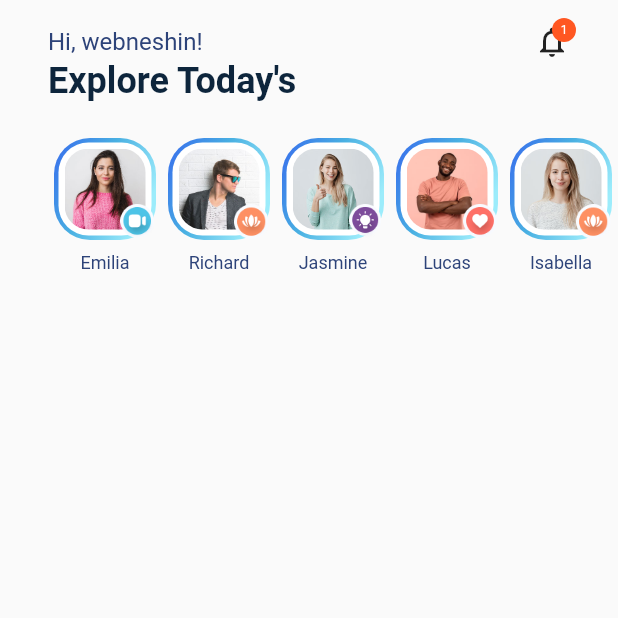
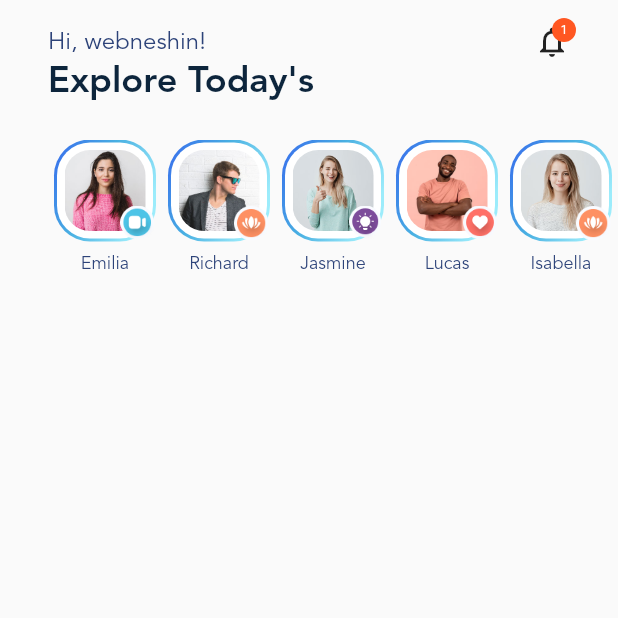
Before and after one commit to webneshin/flutter_learning_blogclub, a Flutter app: the screen it shows after launch, on a phone screen of 412 x 824 dp, the top half of it. Run offline on Flutter 3.47's test engine with Material 2 defaults, Android fonts, the phone set to English and light mode, and no system bars.

Commit message:
fix stories list border size

```diff
--- a/lib/main.dart
+++ b/lib/main.dart
@@ -77,7 +77,28 @@ class HomeScreen extends StatelessWidget {
                   style: theme.textTheme.headlineSmall,
                 ),
               ),
-              SizedBox(
+              _StoryList(stories: stories, theme: theme)
+            ],
+          ),
+        ),
+      ),
+    );
+  }
+}
+
+class _StoryList extends StatelessWidget {
+  const _StoryList({
+    super.key,
+    required this.stories,
+    required this.theme,
+  });
+
+  final List<StoryData> stories;
+  final ThemeData theme;
+
+  @override
+  Widget build(BuildContext context) {
+    return SizedBox(
       width: MediaQuery.of(context).size.width,
       height: 110,
       child: ListView.builder(
@@ -87,6 +108,24 @@ class HomeScreen extends StatelessWidget {
           padding: const EdgeInsets.fromLTRB(32, 0, 32, 0),
           itemBuilder: (context, index) {
             final story = stories[index];
+            return _Story(story: story, theme: theme);
+          }),
+    );
+  }
+}
+
+class _Story extends StatelessWidget {
+  const _Story({
+    super.key,
+    required this.story,
+    required this.theme,
+  });
+
+  final StoryData story;
+  final ThemeData theme;
+
+  @override
+  Widget build(BuildContext context) {
     return Container(
       margin: const EdgeInsets.fromLTRB(4, 0, 4, 0),
       child: Column(
@@ -104,14 +143,14 @@ class HomeScreen extends StatelessWidget {
                       Color(0xff9CECFB),
                     ], begin: Alignment.topLeft)),
                 child: Container(
-                                    margin: const EdgeInsets.all(3),
+                  margin: const EdgeInsets.all(2),
                   decoration: BoxDecoration(
                       color: Colors.white,
                       borderRadius:
-                                            BorderRadius.circular(20)),
-                                    padding: const EdgeInsets.all(4),
+                          BorderRadius.circular(22)),
+                  padding: const EdgeInsets.all(5),
                   child: ClipRRect(
-                                        borderRadius: BorderRadius.circular(16),
+                      borderRadius: BorderRadius.circular(17),
                       child: Image.asset(
                           'assets/img/stories/${story.imageFileName}')),
                 ),
@@ -136,12 +175,5 @@ class HomeScreen extends StatelessWidget {
         ],
       ),
     );
-                    }),
-              )
-            ],
-          ),
-        ),
-      ),
-    );
   }
 }
--- a/pubspec.yaml
+++ b/pubspec.yaml
@@ -23,7 +23,7 @@ flutter:
     - assets/img/posts/small/
     - assets/img/stories/
   fonts:
-    - family: avenger
+    - family: avenir
       fonts:
         - asset: assets/fonts/AvenirLTProBook.otf
           weight: 200
```
Lines whose indentation alone changed are shown as unchanged.
